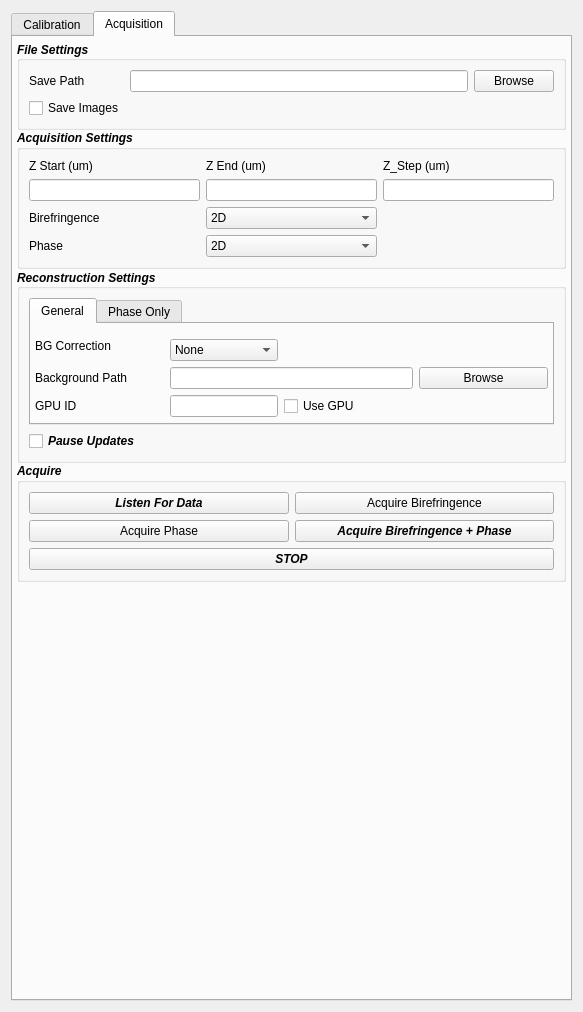
Before: the Qt Designer form recOrder/plugin/qtdesigner/recOrder_calibration_v5.ui in mehta-lab/waveorder, drawn with Qt 5.
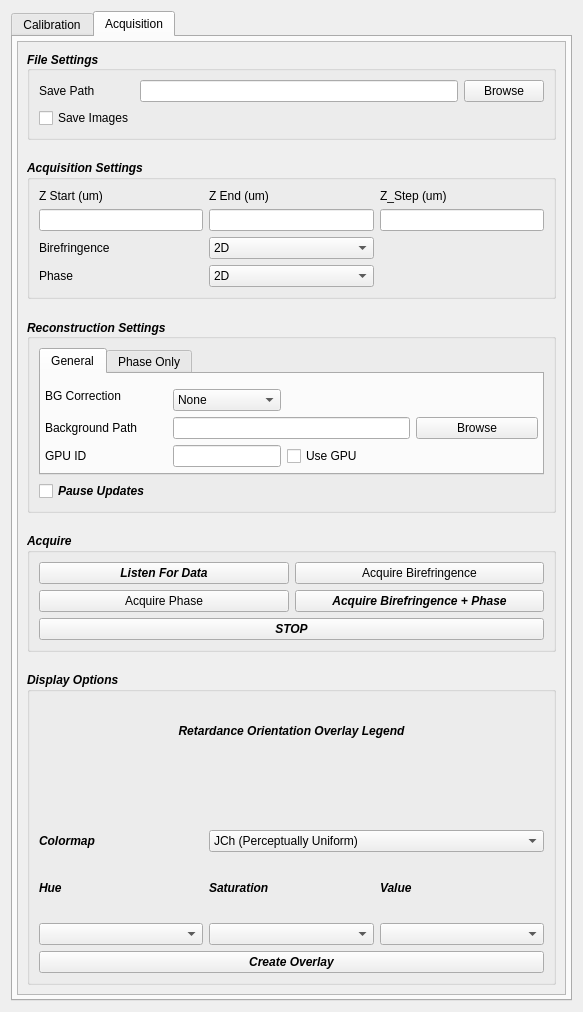
After: the same form once the commit is applied. The open tabs and pages were chosen to show the change. Custom widgets are drawn as their Qt base class.

Commit message: add orientation legend and display options

Patch:
```diff
--- a/recOrder/plugin/qtdesigner/recOrder_calibration_v5.ui
+++ b/recOrder/plugin/qtdesigner/recOrder_calibration_v5.ui
@@ -879,8 +879,26 @@
        <property name="spacing">
         <number>0</number>
        </property>
+       <item row="4" column="0">
+        <widget class="QScrollArea" name="scrollArea_4">
+         <property name="widgetResizable">
+          <bool>true</bool>
+         </property>
+         <widget class="QWidget" name="scrollAreaWidgetContents_4">
+          <property name="geometry">
+           <rect>
+            <x>0</x>
+            <y>0</y>
+            <width>543</width>
+            <height>955</height>
+           </rect>
+          </property>
+          <layout class="QGridLayout" name="gridLayout_15">
+           <property name="verticalSpacing">
+            <number>20</number>
+           </property>
        <item row="2" column="0">
-        <widget class="QGroupBox" name="groupBox">
+            <widget class="QGroupBox" name="ReconSettings">
          <property name="sizePolicy">
           <sizepolicy hsizetype="Preferred" vsizetype="Fixed">
            <horstretch>0</horstretch>
@@ -1111,6 +1129,77 @@
          </layout>
         </widget>
        </item>
+           <item row="3" column="0" alignment="Qt::AlignTop">
+            <widget class="QGroupBox" name="acquire">
+             <property name="sizePolicy">
+              <sizepolicy hsizetype="Preferred" vsizetype="Preferred">
+               <horstretch>0</horstretch>
+               <verstretch>0</verstretch>
+              </sizepolicy>
+             </property>
+             <property name="font">
+              <font>
+               <weight>75</weight>
+               <italic>true</italic>
+               <bold>true</bold>
+              </font>
+             </property>
+             <property name="title">
+              <string>Acquire</string>
+             </property>
+             <layout class="QGridLayout" name="gridLayout_13">
+              <item row="0" column="0">
+               <widget class="QPushButton" name="qbutton_listen">
+                <property name="text">
+                 <string>Listen For Data</string>
+                </property>
+               </widget>
+              </item>
+              <item row="2" column="0">
+               <widget class="QPushButton" name="qbutton_acq_phase">
+                <property name="font">
+                 <font>
+                  <weight>50</weight>
+                  <italic>false</italic>
+                  <bold>false</bold>
+                 </font>
+                </property>
+                <property name="text">
+                 <string>Acquire Phase</string>
+                </property>
+               </widget>
+              </item>
+              <item row="4" column="0" colspan="2">
+               <widget class="QPushButton" name="qbutton_stop_acq">
+                <property name="text">
+                 <string>STOP</string>
+                </property>
+               </widget>
+              </item>
+              <item row="2" column="1">
+               <widget class="QPushButton" name="qbutton_acq_birefringence_phase">
+                <property name="text">
+                 <string>Acquire Birefringence + Phase</string>
+                </property>
+               </widget>
+              </item>
+              <item row="0" column="1">
+               <widget class="QPushButton" name="qbutton_acq_birefringence">
+                <property name="font">
+                 <font>
+                  <weight>50</weight>
+                  <italic>false</italic>
+                  <bold>false</bold>
+                 </font>
+                </property>
+                <property name="text">
+                 <string>Acquire Birefringence</string>
+                </property>
+               </widget>
+              </item>
+             </layout>
+            </widget>
+           </item>
        <item row="1" column="0">
         <widget class="QGroupBox" name="acq_settings">
          <property name="sizePolicy">
@@ -1257,77 +1346,6 @@
          </layout>
         </widget>
        </item>
-       <item row="7" column="0" alignment="Qt::AlignTop">
-        <widget class="QGroupBox" name="acquire">
-         <property name="sizePolicy">
-          <sizepolicy hsizetype="Preferred" vsizetype="Preferred">
-           <horstretch>0</horstretch>
-           <verstretch>0</verstretch>
-          </sizepolicy>
-         </property>
-         <property name="font">
-          <font>
-           <weight>75</weight>
-           <italic>true</italic>
-           <bold>true</bold>
-          </font>
-         </property>
-         <property name="title">
-          <string>Acquire</string>
-         </property>
-         <layout class="QGridLayout" name="gridLayout_13">
-          <item row="0" column="0">
-           <widget class="QPushButton" name="qbutton_listen">
-            <property name="text">
-             <string>Listen For Data</string>
-            </property>
-           </widget>
-          </item>
-          <item row="2" column="0">
-           <widget class="QPushButton" name="qbutton_acq_phase">
-            <property name="font">
-             <font>
-              <weight>50</weight>
-              <italic>false</italic>
-              <bold>false</bold>
-             </font>
-            </property>
-            <property name="text">
-             <string>Acquire Phase</string>
-            </property>
-           </widget>
-          </item>
-          <item row="4" column="0" colspan="2">
-           <widget class="QPushButton" name="qbutton_stop_acq">
-            <property name="text">
-             <string>STOP</string>
-            </property>
-           </widget>
-          </item>
-          <item row="2" column="1">
-           <widget class="QPushButton" name="qbutton_acq_birefringence_phase">
-            <property name="text">
-             <string>Acquire Birefringence + Phase</string>
-            </property>
-           </widget>
-          </item>
-          <item row="0" column="1">
-           <widget class="QPushButton" name="qbutton_acq_birefringence">
-            <property name="font">
-             <font>
-              <weight>50</weight>
-              <italic>false</italic>
-              <bold>false</bold>
-             </font>
-            </property>
-            <property name="text">
-             <string>Acquire Birefringence</string>
-            </property>
-           </widget>
-          </item>
-         </layout>
-        </widget>
-       </item>
        <item row="0" column="0">
         <widget class="QGroupBox" name="file_settings">
          <property name="sizePolicy">
@@ -1404,6 +1422,117 @@
          </layout>
         </widget>
        </item>
+           <item row="4" column="0">
+            <widget class="QGroupBox" name="DisplayOptions">
+             <property name="sizePolicy">
+              <sizepolicy hsizetype="Preferred" vsizetype="Expanding">
+               <horstretch>0</horstretch>
+               <verstretch>0</verstretch>
+              </sizepolicy>
+             </property>
+             <property name="font">
+              <font>
+               <weight>75</weight>
+               <italic>true</italic>
+               <bold>true</bold>
+              </font>
+             </property>
+             <property name="title">
+              <string>Display Options</string>
+             </property>
+             <layout class="QGridLayout" name="gridLayout_16">
+              <item row="4" column="0">
+               <widget class="QComboBox" name="cb_hue"/>
+              </item>
+              <item row="2" column="0">
+               <widget class="QLabel" name="label_colormap">
+                <property name="text">
+                 <string>Colormap</string>
+                </property>
+               </widget>
+              </item>
+              <item row="0" column="0" colspan="3">
+               <widget class="QLabel" name="label_orientation_legend">
+                <property name="text">
+                 <string>Retardance Orientation Overlay Legend</string>
+                </property>
+                <property name="alignment">
+                 <set>Qt::AlignCenter</set>
+                </property>
+               </widget>
+              </item>
+              <item row="3" column="0">
+               <widget class="QLabel" name="label_hue">
+                <property name="text">
+                 <string>Hue</string>
+                </property>
+               </widget>
+              </item>
+              <item row="3" column="1">
+               <widget class="QLabel" name="label_saturation">
+                <property name="text">
+                 <string>Saturation</string>
+                </property>
+               </widget>
+              </item>
+              <item row="4" column="2">
+               <widget class="QComboBox" name="cb_value"/>
+              </item>
+              <item row="2" column="1" colspan="2">
+               <widget class="QComboBox" name="cb_colormap">
+                <property name="font">
+                 <font>
+                  <weight>50</weight>
+                  <italic>false</italic>
+                  <bold>false</bold>
+                 </font>
+                </property>
+                <item>
+                 <property name="text">
+                  <string>JCh (Perceptually Uniform)</string>
+                 </property>
+                </item>
+                <item>
+                 <property name="text">
+                  <string>HSV</string>
+                 </property>
+                </item>
+               </widget>
+              </item>
+              <item row="3" column="2">
+               <widget class="QLabel" name="label_value">
+                <property name="text">
+                 <string>Value</string>
+                </property>
+               </widget>
+              </item>
+              <item row="4" column="1">
+               <widget class="QComboBox" name="cb_saturation"/>
+              </item>
+              <item row="1" column="0" colspan="3">
+               <widget class="QLabel" name="label_orientation_image">
+                <property name="text">
+                 <string/>
+                </property>
+                <property name="alignment">
+                 <set>Qt::AlignCenter</set>
+                </property>
+               </widget>
+              </item>
+              <item row="5" column="0" colspan="3">
+               <widget class="QPushButton" name="qbutton_create_overlay">
+                <property name="text">
+                 <string>Create Overlay</string>
+                </property>
+               </widget>
+              </item>
+             </layout>
+            </widget>
+           </item>
+          </layout>
+         </widget>
+        </widget>
+       </item>
       </layout>
      </widget>
     </widget>
```
Left out of the diff: 6 changed lines with no effect on the pictures. Lines whose indentation alone changed are shown as unchanged. The commit also changes 8 other files.
